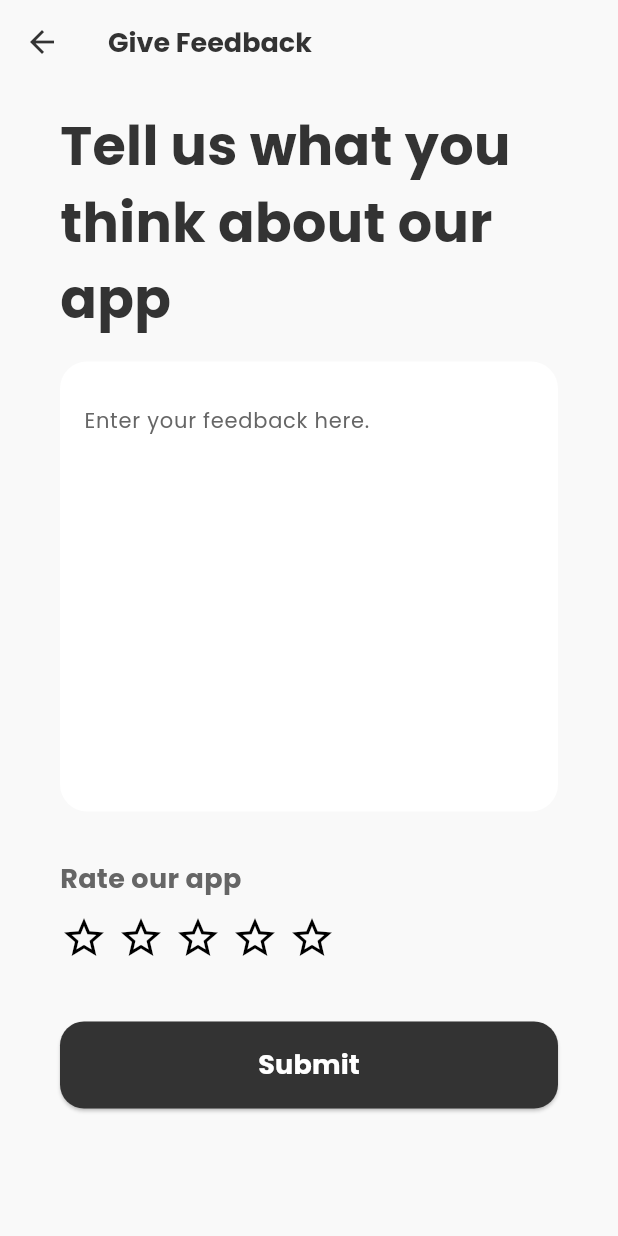
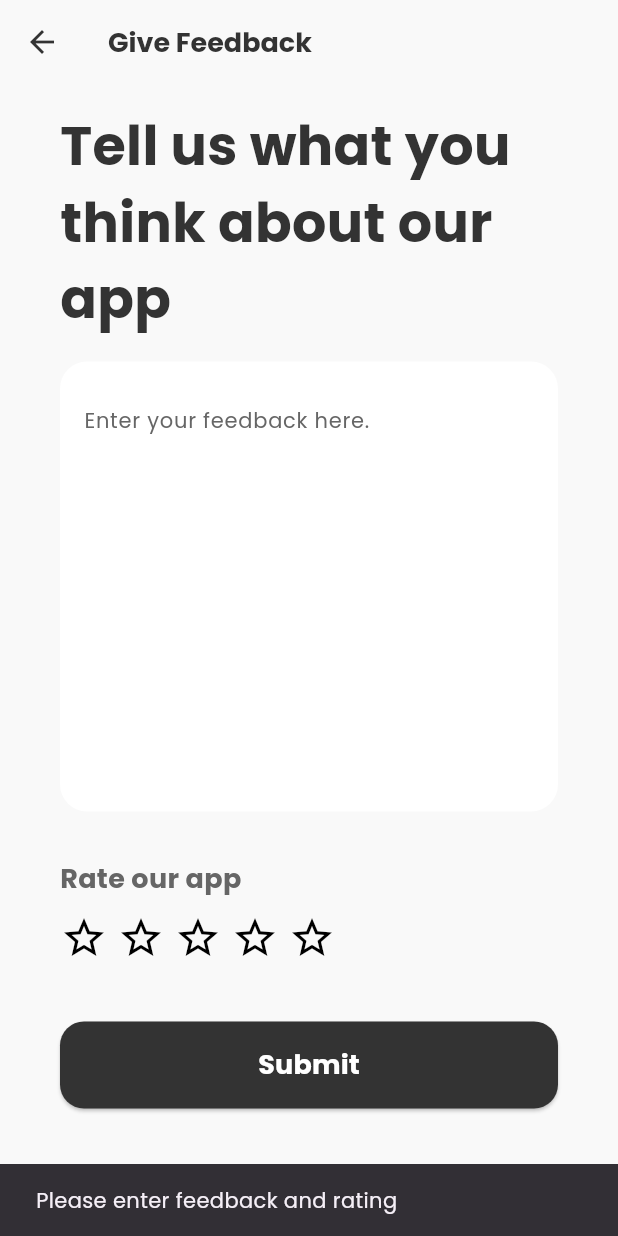
Before and after one commit to taha-kahya/cs310-group11, a Flutter app: the GiveFeedbackPage screen opened by its route, after a tap on "Submit", on a phone screen of 412 x 824 dp. Run offline on Flutter 3.47's test engine with Material 3 defaults, Android fonts, the phone set to English and light mode, and no system bars; our stand-ins replace cloud_firestore, firebase_auth, firebase_core, shared_preferences; accounts and stored records are empty; network calls fail.

Commit message:
feat: connect give feedback page to Firestore

```diff
--- a/lib/pages/giveFeedback/give_feedback_page.dart
+++ b/lib/pages/giveFeedback/give_feedback_page.dart
@@ -1,6 +1,10 @@
 import 'package:flutter/material.dart';
+import 'package:firebase_auth/firebase_auth.dart';
+
 import 'package:locai/utils/colors.dart';
 import 'package:locai/utils/text_styles.dart';
+import 'package:locai/models/user_feedback.dart';
+import 'package:locai/repositories/feedback_repository.dart';
 
 class GiveFeedbackPage extends StatefulWidget {
   const GiveFeedbackPage({super.key});
@@ -12,20 +16,60 @@ class GiveFeedbackPage extends StatefulWidget {
 class _GiveFeedbackPageState extends State<GiveFeedbackPage> {
   final TextEditingController _feedbackCtrl = TextEditingController();
   int _rating = 0;
+  bool _isSubmitting = false;
+
+  Future<bool> _submitFeedback() async {
+    if (_feedbackCtrl.text.trim().isEmpty || _rating == 0) {
+      ScaffoldMessenger.of(context).showSnackBar(
+        const SnackBar(content: Text('Please enter feedback and rating')),
+      );
+      return false;
+    }
+
+    setState(() {
+      _isSubmitting = true;
+    });
+
+    try {
+      final uid = FirebaseAuth.instance.currentUser!.uid;
+
+      final feedback = UserFeedback(
+        id: '',
+        message: _feedbackCtrl.text.trim(),
+        rating: _rating,
+        createdBy: uid,
+        createdAt: DateTime.now(),
+      );
+
+      await FeedbackRepository().submitFeedback(feedback);
+
+      ScaffoldMessenger.of(context).showSnackBar(
+        const SnackBar(content: Text('Thank you for your feedback!')),
+      );
+
+      return true;
+    } catch (e) {
+      ScaffoldMessenger.of(context).showSnackBar(
+        const SnackBar(content: Text('Failed to submit feedback')),
+      );
+      return false;
+    } finally {
+      setState(() {
+        _isSubmitting = false;
+      });
+    }
+  }
 
   @override
   Widget build(BuildContext context) {
     return Scaffold(
       backgroundColor: AppColors.background,
-
       appBar: AppBar(
         backgroundColor: AppColors.background,
         elevation: 0,
         leading: IconButton(
           icon: Icon(Icons.arrow_back, color: AppColors.primary),
-          onPressed: () {
-            Navigator.pop(context);
-          },
+          onPressed: () => Navigator.pop(context),
         ),
         title: Text(
           "Give Feedback",
@@ -34,7 +78,6 @@ class _GiveFeedbackPageState extends State<GiveFeedbackPage> {
           ),
         ),
       ),
-
       body: SingleChildScrollView(
         padding: const EdgeInsets.symmetric(horizontal: 40),
         child: Column(
@@ -61,6 +104,7 @@ class _GiveFeedbackPageState extends State<GiveFeedbackPage> {
               padding: const EdgeInsets.all(16),
               child: TextField(
                 controller: _feedbackCtrl,
+                maxLines: null,
                 style: AppTextStyles.body.copyWith(
                   color: AppColors.primary,
                 ),
@@ -114,10 +158,17 @@ class _GiveFeedbackPageState extends State<GiveFeedbackPage> {
 
             const SizedBox(height: 40),
 
-            Container(
+            SizedBox(
               width: double.infinity,
               child: ElevatedButton(
-                onPressed: () {},
+                onPressed: _isSubmitting
+                    ? null
+                    : () async {
+                  final success = await _submitFeedback();
+                  if (success) {
+                    Navigator.pop(context);
+                  }
+                },
                 style: ElevatedButton.styleFrom(
                   backgroundColor: AppColors.primary,
                   padding: const EdgeInsets.symmetric(vertical: 16),
@@ -125,7 +176,9 @@ class _GiveFeedbackPageState extends State<GiveFeedbackPage> {
                     borderRadius: BorderRadius.circular(16),
                   ),
                 ),
-                child: Text(
+                child: _isSubmitting
+                    ? const CircularProgressIndicator(color: Colors.white)
+                    : Text(
                   "Submit",
                   style: AppTextStyles.subheading.copyWith(
                     color: AppColors.surface,
```
